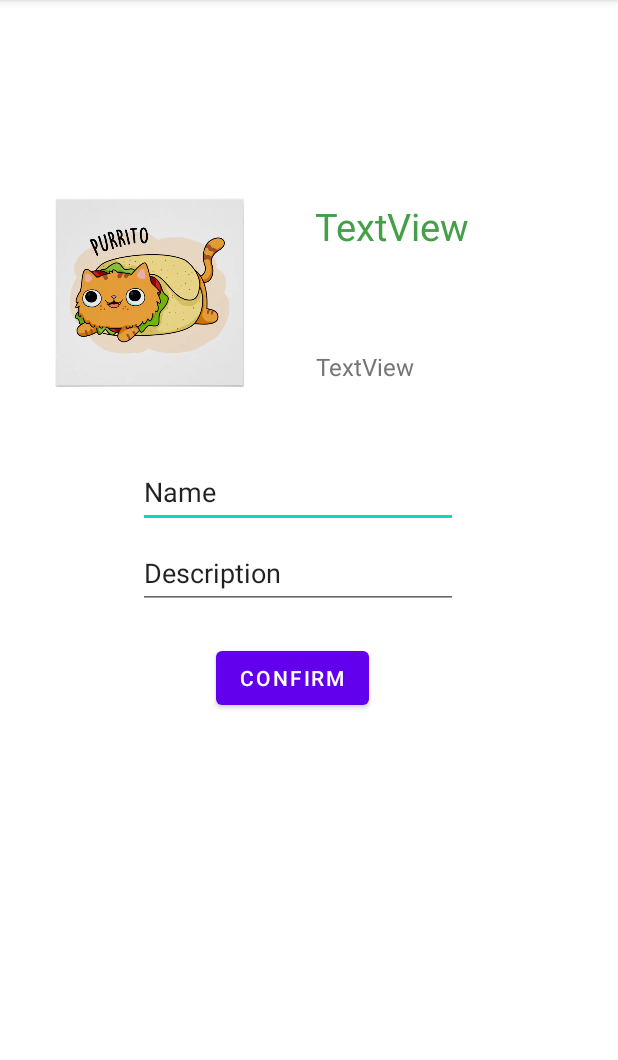
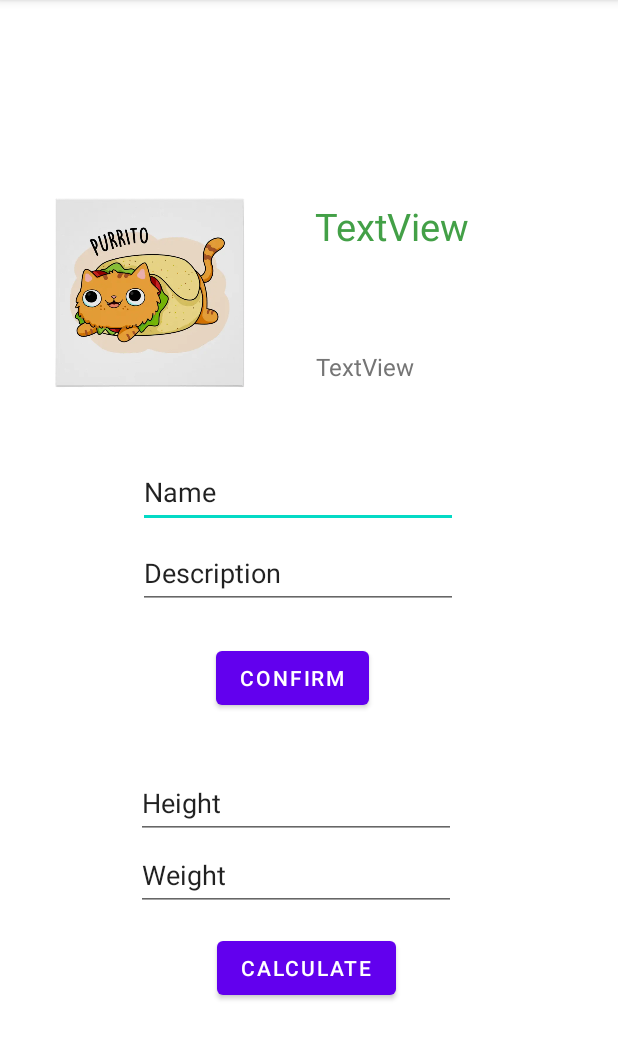
Before and after one commit to laurakciic/mobile-development-ferit, an Android app: the screen it shows after launch (MainActivity), on a phone screen of 412 x 824 dp, the part 84-1144 px from its top. Run offline under Robolectric (Android 15) with nearby library versions, the phone set to English and light mode, and no system bars.

Commit message:
complete layout for task 1 & 2

```diff
--- a/RMA_LV1/app/src/main/res/layout/activity_main.xml
+++ b/RMA_LV1/app/src/main/res/layout/activity_main.xml
@@ -97,5 +97,49 @@
         app:layout_constraintTop_toBottomOf="@+id/editTextTextPersonName2"
         android:layout_width="wrap_content" />
 
+    <EditText
+        android:id="@+id/editTextTextPersonName3"
+        android:layout_width="wrap_content"
+        android:layout_height="wrap_content"
+        android:layout_marginStart="92dp"
+        android:layout_marginTop="35dp"
+        android:layout_marginEnd="109dp"
+        android:ems="10"
+        android:inputType="textPersonName"
+        android:minHeight="48dp"
+        android:text="Height"
+        app:layout_constraintBottom_toTopOf="@+id/editTextTextPersonName4"
+        app:layout_constraintEnd_toEndOf="parent"
+        app:layout_constraintStart_toStartOf="parent"
+        app:layout_constraintTop_toBottomOf="@+id/button" />
+
+    <EditText
+        android:id="@+id/editTextTextPersonName4"
+        android:layout_width="wrap_content"
+        android:layout_height="wrap_content"
+        android:layout_marginStart="92dp"
+        android:layout_marginEnd="109dp"
+        android:layout_marginBottom="15dp"
+        android:ems="10"
+        android:inputType="textPersonName"
+        android:minHeight="48dp"
+        android:text="Weight"
+        app:layout_constraintBottom_toTopOf="@+id/button2"
+        app:layout_constraintEnd_toEndOf="parent"
+        app:layout_constraintStart_toStartOf="parent"
+        app:layout_constraintTop_toBottomOf="@+id/editTextTextPersonName3" />
+
+    <Button
+        android:id="@+id/button2"
+        android:layout_width="wrap_content"
+        android:layout_height="wrap_content"
+        android:layout_marginStart="143dp"
+        android:layout_marginTop="14dp"
+        android:layout_marginEnd="147dp"
+        android:text="Calculate"
+        app:layout_constraintEnd_toEndOf="parent"
+        app:layout_constraintStart_toStartOf="parent"
+        app:layout_constraintTop_toBottomOf="@+id/editTextTextPersonName4" />
+
 
 </androidx.constraintlayout.widget.ConstraintLayout>
```
